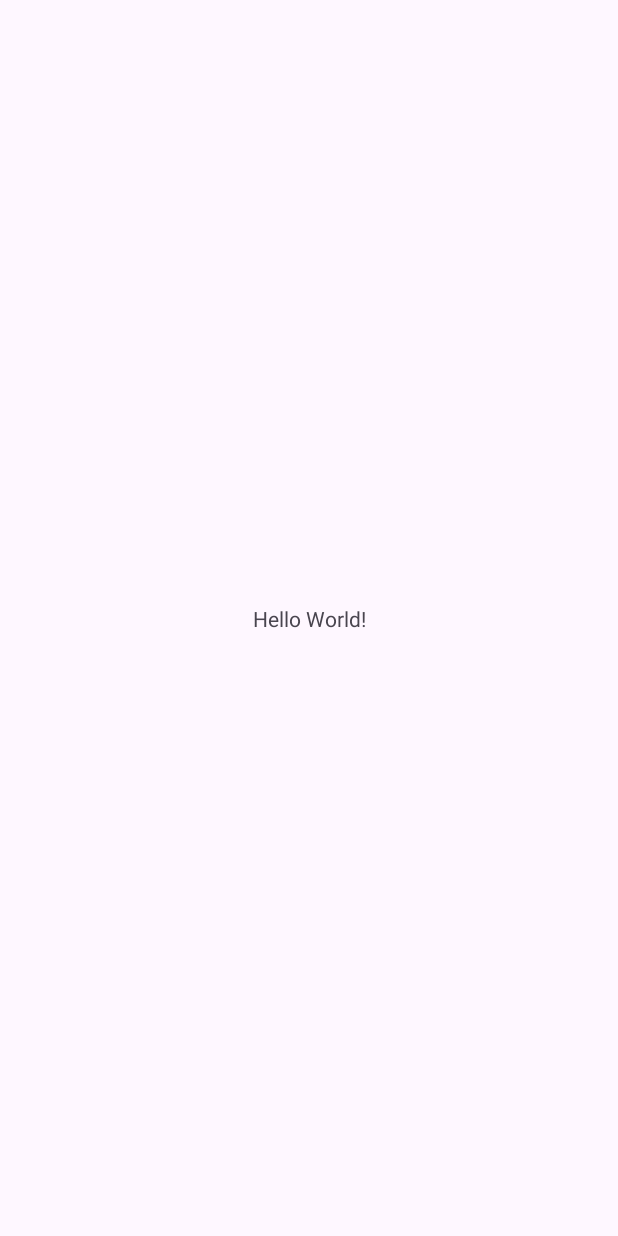
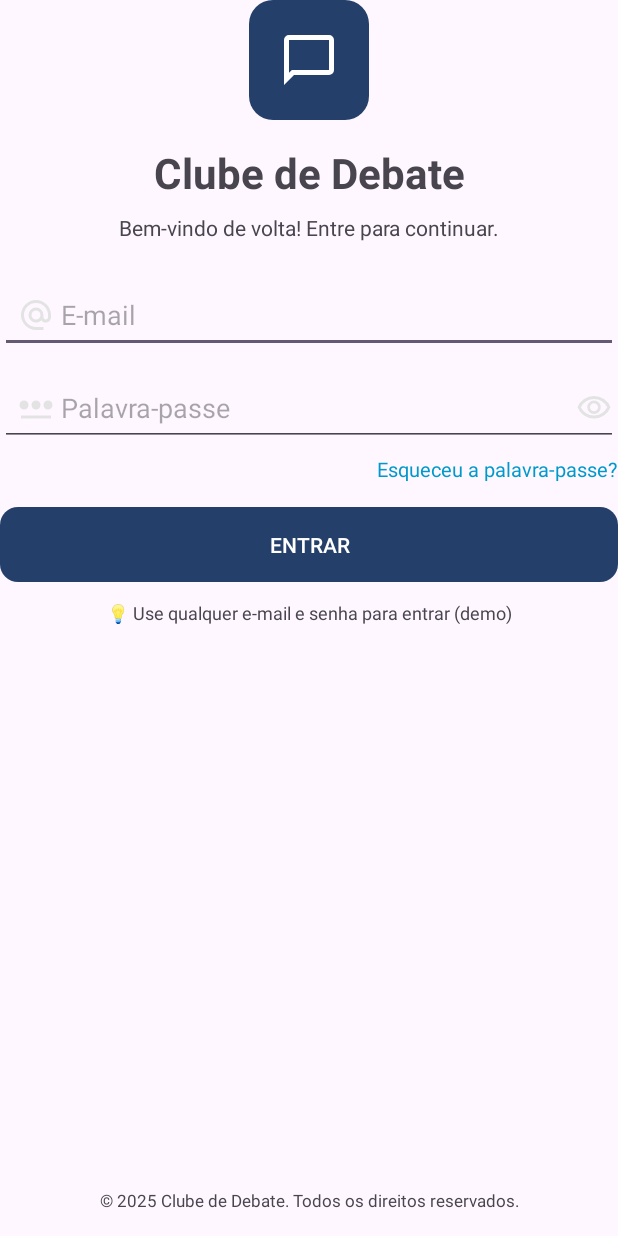
Before and after one commit to afonsomonteiro10/projeto-app-debate, an Android app: the screen it shows after launch (MainActivity), on a phone screen of 412 x 824 dp. Before the commit the screen is almost empty. Run offline under Robolectric (Android 15) with nearby library versions, the phone set to English and light mode, and no system bars; our stand-ins replace Firebase (no records; nobody signed in at launch, a user with empty details on screens opened directly).

```diff
--- a/app/build.gradle.kts
+++ b/app/build.gradle.kts
@@ -6,12 +6,12 @@ plugins {
 
 android {
     namespace = "pt.ipsantarem.projeto_app_debate"
-    compileSdk = 35
+    compileSdk = 36
 
     defaultConfig {
         applicationId = "pt.ipsantarem.projeto_app_debate"
         minSdk = 28
-        targetSdk = 35
+        targetSdk = 36
         versionCode = 1
         versionName = "1.0"
 
--- /dev/null
+++ b/app/src/main/res/drawable/bg_circle.xml
@@ -0,0 +1,5 @@
+<?xml version="1.0" encoding="utf-8"?>
+<shape xmlns:android="http://schemas.android.com/apk/res/android">
+    <solid android:color="@color/my_blue"/>
+    <corners android:radius="16dp"/>
+</shape>
--- /dev/null
+++ b/app/src/main/res/drawable/bg_rounded.xml
@@ -0,0 +1,5 @@
+<?xml version="1.0" encoding="utf-8"?>
+<shape xmlns:android="http://schemas.android.com/apk/res/android">
+    <solid android:color="@color/my_blue"/>
+    <corners android:radius="12dp"/>
+</shape>
--- /dev/null
+++ b/app/src/main/res/drawable/ic_chat.xml
@@ -0,0 +1,9 @@
+<vector xmlns:android="http://schemas.android.com/apk/res/android"
+    android:width="24dp"
+    android:height="24dp"
+    android:viewportWidth="960"
+    android:viewportHeight="960">
+  <path
+      android:pathData="M80,880v-720q0,-33 23.5,-56.5T160,80h640q33,0 56.5,23.5T880,160v480q0,33 -23.5,56.5T800,720L240,720L80,880ZM206,640h594v-480L160,160v525l46,-45ZM160,640v-480,480Z"
+      android:fillColor="#e3e3e3"/>
+</vector>
--- /dev/null
+++ b/app/src/main/res/drawable/ic_email.xml
@@ -0,0 +1,9 @@
+<vector xmlns:android="http://schemas.android.com/apk/res/android"
+    android:width="24dp"
+    android:height="24dp"
+    android:viewportWidth="960"
+    android:viewportHeight="960">
+  <path
+      android:pathData="M480,880q-83,0 -156,-31.5T197,763q-54,-54 -85.5,-127T80,480q0,-83 31.5,-156T197,197q54,-54 127,-85.5T480,80q83,0 156,31.5T763,197q54,54 85.5,127T880,480v58q0,59 -40.5,100.5T740,680q-35,0 -66,-15t-52,-43q-29,29 -65.5,43.5T480,680q-83,0 -141.5,-58.5T280,480q0,-83 58.5,-141.5T480,280q83,0 141.5,58.5T680,480v58q0,26 17,44t43,18q26,0 43,-18t17,-44v-58q0,-134 -93,-227t-227,-93q-134,0 -227,93t-93,227q0,134 93,227t227,93h200v80L480,880ZM480,600q50,0 85,-35t35,-85q0,-50 -35,-85t-85,-35q-50,0 -85,35t-35,85q0,50 35,85t85,35Z"
+      android:fillColor="#e3e3e3"/>
+</vector>
--- /dev/null
+++ b/app/src/main/res/drawable/ic_eye.xml
@@ -0,0 +1,9 @@
+<vector xmlns:android="http://schemas.android.com/apk/res/android"
+    android:width="24dp"
+    android:height="24dp"
+    android:viewportWidth="960"
+    android:viewportHeight="960">
+  <path
+      android:pathData="M480,640q75,0 127.5,-52.5T660,460q0,-75 -52.5,-127.5T480,280q-75,0 -127.5,52.5T300,460q0,75 52.5,127.5T480,640ZM480,568q-45,0 -76.5,-31.5T372,460q0,-45 31.5,-76.5T480,352q45,0 76.5,31.5T588,460q0,45 -31.5,76.5T480,568ZM480,760q-146,0 -266,-81.5T40,460q54,-137 174,-218.5T480,160q146,0 266,81.5T920,460q-54,137 -174,218.5T480,760ZM480,460ZM480,680q113,0 207.5,-59.5T832,460q-50,-101 -144.5,-160.5T480,240q-113,0 -207.5,59.5T128,460q50,101 144.5,160.5T480,680Z"
+      android:fillColor="#e3e3e3"/>
+</vector>
--- /dev/null
+++ b/app/src/main/res/drawable/ic_password.xml
@@ -0,0 +1,9 @@
+<vector xmlns:android="http://schemas.android.com/apk/res/android"
+    android:width="24dp"
+    android:height="24dp"
+    android:viewportWidth="960"
+    android:viewportHeight="960">
+  <path
+      android:pathData="M160,520q-50,0 -85,-35t-35,-85q0,-50 35,-85t85,-35q50,0 85,35t35,85q0,50 -35,85t-85,35ZM80,760v-80h800v80L80,760ZM480,520q-50,0 -85,-35t-35,-85q0,-50 35,-85t85,-35q50,0 85,35t35,85q0,50 -35,85t-85,35ZM800,520q-50,0 -85,-35t-35,-85q0,-50 35,-85t85,-35q50,0 85,35t35,85q0,50 -35,85t-85,35Z"
+      android:fillColor="#e3e3e3"/>
+</vector>
--- a/app/src/main/res/layout/activity_main.xml
+++ b/app/src/main/res/layout/activity_main.xml
@@ -1,19 +1,136 @@
 <?xml version="1.0" encoding="utf-8"?>
-<androidx.constraintlayout.widget.ConstraintLayout xmlns:android="http://schemas.android.com/apk/res/android"
+<androidx.constraintlayout.widget.ConstraintLayout
+    xmlns:android="http://schemas.android.com/apk/res/android"
     xmlns:app="http://schemas.android.com/apk/res-auto"
     xmlns:tools="http://schemas.android.com/tools"
     android:id="@+id/main"
     android:layout_width="match_parent"
     android:layout_height="match_parent"
+    android:padding="24dp"
     tools:context=".MainActivity">
 
+    <!-- Ícone do topo -->
+    <ImageView
+        android:id="@+id/iconChat"
+        android:layout_width="80dp"
+        android:layout_height="80dp"
+        android:src="@drawable/ic_chat"
+        android:tint="@android:color/white"
+        android:background="@drawable/bg_circle"
+        android:padding="20dp"
+        android:elevation="0dp"
+        android:translationZ="0dp"
+        android:tintMode="src_in"
+        app:layout_constraintTop_toTopOf="parent"
+        app:layout_constraintStart_toStartOf="parent"
+        app:layout_constraintEnd_toEndOf="parent"
+        android:contentDescription="Ícone Chat" />
+
+
+    <!-- Título -->
     <TextView
+        android:id="@+id/title"
         android:layout_width="wrap_content"
         android:layout_height="wrap_content"
-        android:text="Hello World!"
+        android:text="Clube de Debate"
+        android:textSize="28sp"
+        android:textStyle="bold"
+        android:layout_marginTop="16dp"
+        app:layout_constraintTop_toBottomOf="@+id/iconChat"
+        app:layout_constraintStart_toStartOf="parent"
+        app:layout_constraintEnd_toEndOf="parent" />
+
+    <!-- Mensagem de boas-vindas -->
+    <TextView
+        android:id="@+id/welcomeMsg"
+        android:layout_width="wrap_content"
+        android:layout_height="wrap_content"
+        android:text="Bem-vindo de volta! Entre para continuar."
+        android:textSize="14sp"
+        android:layout_marginTop="8dp"
+        app:layout_constraintTop_toBottomOf="@+id/title"
+        app:layout_constraintStart_toStartOf="parent"
+        app:layout_constraintEnd_toEndOf="parent" />
+
+    <!-- Campo Email -->
+    <EditText
+        android:id="@+id/emailField"
+        android:layout_width="0dp"
+        android:layout_height="50dp"
+        android:hint=" E-mail"
+        android:inputType="textEmailAddress"
+        android:drawableStart="@drawable/ic_email"
+        android:paddingStart="12dp"
+        android:layout_marginTop="24dp"
+        app:layout_constraintTop_toBottomOf="@+id/welcomeMsg"
+        app:layout_constraintStart_toStartOf="parent"
+        app:layout_constraintEnd_toEndOf="parent" />
+
+    <!-- Campo Password -->
+    <EditText
+        android:id="@+id/passwordField"
+        android:layout_width="0dp"
+        android:layout_height="50dp"
+        android:hint=" Palavra-passe"
+        android:inputType="textPassword"
+        android:drawableStart="@drawable/ic_password"
+        android:drawableEnd="@drawable/ic_eye"
+        android:paddingStart="12dp"
+        android:layout_marginTop="12dp"
+        app:layout_constraintTop_toBottomOf="@+id/emailField"
+        app:layout_constraintStart_toStartOf="parent"
+        app:layout_constraintEnd_toEndOf="parent" />
+
+    <!-- Esqueceu a palavra-passe -->
+    <TextView
+        android:id="@+id/forgotPass"
+        android:layout_width="wrap_content"
+        android:layout_height="wrap_content"
+        android:text="Esqueceu a palavra-passe?"
+        android:textColor="@android:color/holo_blue_dark"
+        android:textSize="13sp"
+        android:layout_marginTop="6dp"
+        app:layout_constraintTop_toBottomOf="@+id/passwordField"
+        app:layout_constraintEnd_toEndOf="parent" />
+
+    <!-- Botão Entrar -->
+    <android.widget.Button
+        android:id="@+id/btnEntrar"
+        android:layout_width="0dp"
+        android:layout_height="50dp"
+        android:text="Entrar"
+        android:textColor="@android:color/white"
+        android:background="@drawable/bg_rounded"
+        android:stateListAnimator="@null"
+        android:elevation="0dp"
+        android:translationZ="0dp"
+        android:layout_marginTop="16dp"
+        app:layout_constraintTop_toBottomOf="@+id/forgotPass"
+        app:layout_constraintStart_toStartOf="parent"
+        app:layout_constraintEnd_toEndOf="parent" />
+
+    <!-- Mensagem de informação -->
+    <TextView
+        android:id="@+id/infoMsg"
+        android:layout_width="wrap_content"
+        android:layout_height="wrap_content"
+        android:text="💡 Use qualquer e-mail e senha para entrar (demo)"
+        android:textSize="12sp"
+        android:layout_marginTop="12dp"
+        app:layout_constraintTop_toBottomOf="@+id/btnEntrar"
+        app:layout_constraintStart_toStartOf="parent"
+        app:layout_constraintEnd_toEndOf="parent" />
+
+    <!-- Rodapé -->
+    <TextView
+        android:id="@+id/footer"
+        android:layout_width="wrap_content"
+        android:layout_height="wrap_content"
+        android:text="© 2025 Clube de Debate. Todos os direitos reservados."
+        android:textSize="11sp"
+        android:layout_marginBottom="16dp"
         app:layout_constraintBottom_toBottomOf="parent"
-        app:layout_constraintEnd_toEndOf="parent"
         app:layout_constraintStart_toStartOf="parent"
-        app:layout_constraintTop_toTopOf="parent" />
+        app:layout_constraintEnd_toEndOf="parent" />
 
 </androidx.constraintlayout.widget.ConstraintLayout>
--- a/app/src/main/res/values/colors.xml
+++ b/app/src/main/res/values/colors.xml
@@ -2,4 +2,6 @@
 <resources>
     <color name="black">#FF000000</color>
     <color name="white">#FFFFFFFF</color>
+    <color name="darkblue">#24406A</color>
+    <color name="my_blue">#24406A</color>
 </resources>
--- a/gradle/libs.versions.toml
+++ b/gradle/libs.versions.toml
@@ -1,5 +1,5 @@
 [versions]
-agp = "8.8.0"
+agp = "8.9.1"
 kotlin = "1.9.24"
 coreKtx = "1.17.0"
 junit = "4.13.2"
```
Also changed, not shown: gradle/wrapper/gradle-wrapper.properties, 1 other file.
